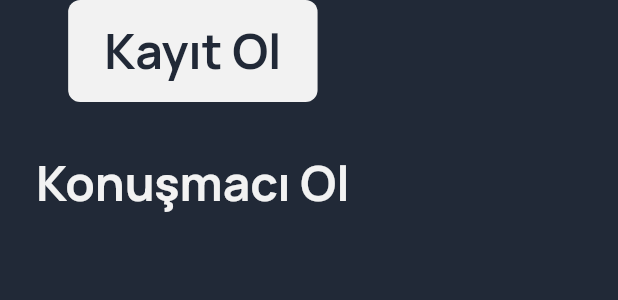
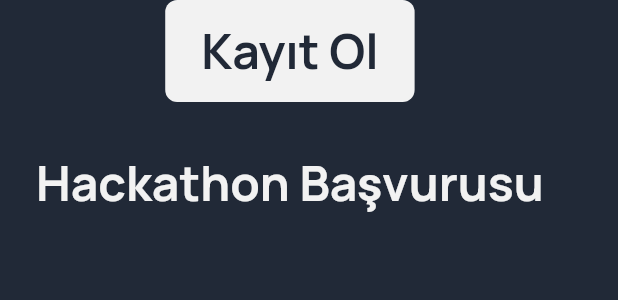
Before and after one commit to flutterturkey/festival_flutterturkiye_org, a Flutter app: the _CountdownSectionButtons widget shown alone on an empty page, opened directly, on a phone screen of 412 x 824 dp. Shown: the top 300 px of the screen. Run offline on Flutter 3.47's test engine with Material 2 defaults, Android fonts, the phone set to English and light mode, and no system bars; our stand-ins replace carousel_slider, cloud_firestore, equatable, expansion_tile_card, firebase_core, get_it and 4 more; missing offline and left inert: cloud_firestore_web, firebase_core_web; accounts and stored records are empty.

Commit message:
Hackathon Registration is active now.

```diff
--- a/lib/countdown/ui/countdown_section.dart
+++ b/lib/countdown/ui/countdown_section.dart
@@ -19,6 +19,7 @@ const String _registrationUrl =
     'https://kommunity.com/flutter-turkiye/events/flutter-festivali-81b8ee21?key=dudavx';
 const String _callForPapersUrl =
     'https://sessionize.com/flutter-festival-turkiye';
+const String _hackathonUrl = 'https://bit.ly/flutter-festivali-hackathon';
 
 // TODO: When the screen height too low, it has a bottom overflowed error.
 class CountdownSection extends StatefulWidget {
@@ -178,63 +179,80 @@ class _CountdownSectionButtons extends StatelessWidget {
         spacing: 24,
         alignment: WrapAlignment.center,
         children: [
-          _RegisterButton(
+          _LightButton(
+            title: 'Kayıt Ol',
             fontSize: fontSize,
             padding: padding,
+            onPressed: () async {
+              if (await canLaunch(_registrationUrl)) {
+                await launch(_registrationUrl);
+              }
+            },
           ),
-          _CallForPapersButton(
+          _DarkButton(
+            title: 'Hackathon Başvurusu',
             fontSize: fontSize,
             padding: padding,
+            onPressed: () async {
+              if (await canLaunch(_hackathonUrl)) {
+                await launch(_hackathonUrl);
+              }
+            },
           ),
         ],
       );
 }
 
-class _RegisterButton extends StatelessWidget {
-  const _RegisterButton({
+class _LightButton extends StatelessWidget {
+  const _LightButton({
     @required this.fontSize,
     @required this.padding,
+    @required this.title,
+    @required this.onPressed,
     Key key,
   })  : assert(fontSize != null),
         assert(padding != null),
+        assert(title != null),
+        assert(onPressed != null),
         super(key: key);
 
   final double fontSize;
   final EdgeInsets padding;
+  final String title;
+  final Function onPressed;
 
   @override
   Widget build(BuildContext context) => GenericButton(
-        title: 'Kayıt Ol',
-        onPressed: () async {
-          if (await canLaunch(_registrationUrl)) {
-            await launch(_registrationUrl);
-          }
-        },
+        title: title,
+        onPressed: onPressed,
         isFilledButton: true,
         textStyle: TextStyle(fontSize: fontSize),
         textPadding: padding,
       );
 }
 
-class _CallForPapersButton extends StatelessWidget {
-  const _CallForPapersButton({
+class _DarkButton extends StatelessWidget {
+  const _DarkButton({
     @required this.fontSize,
     @required this.padding,
+    @required this.title,
+    @required this.onPressed,
     Key key,
   })  : assert(fontSize != null),
         assert(padding != null),
+        assert(title != null),
+        assert(onPressed != null),
         super(key: key);
 
   final double fontSize;
   final EdgeInsets padding;
+  final String title;
+  final Function onPressed;
+
   @override
   Widget build(BuildContext context) => GenericButton(
-        title: 'Konuşmacı Ol',
-        onPressed: () async {
-          if (await canLaunch(_callForPapersUrl)) {
-            await launch(_callForPapersUrl);
-          }
-        },
+        title: title,
+        onPressed: onPressed,
         isFilledButton: true,
         textStyle: TextStyle(
           fontSize: fontSize,
```
